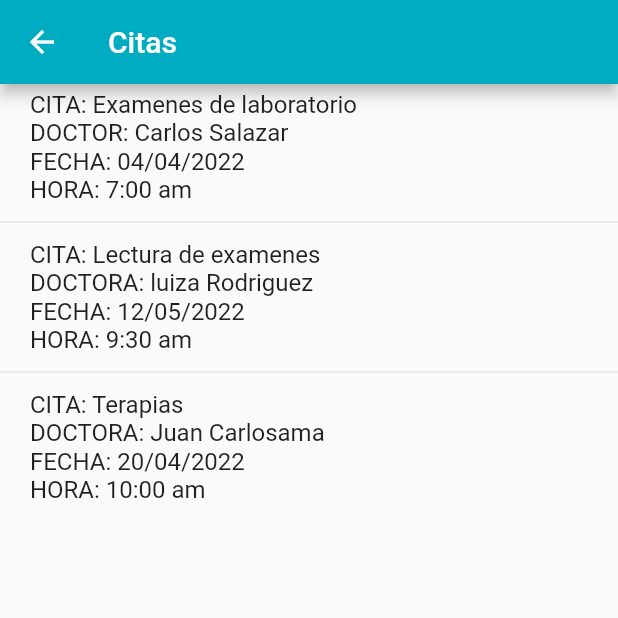
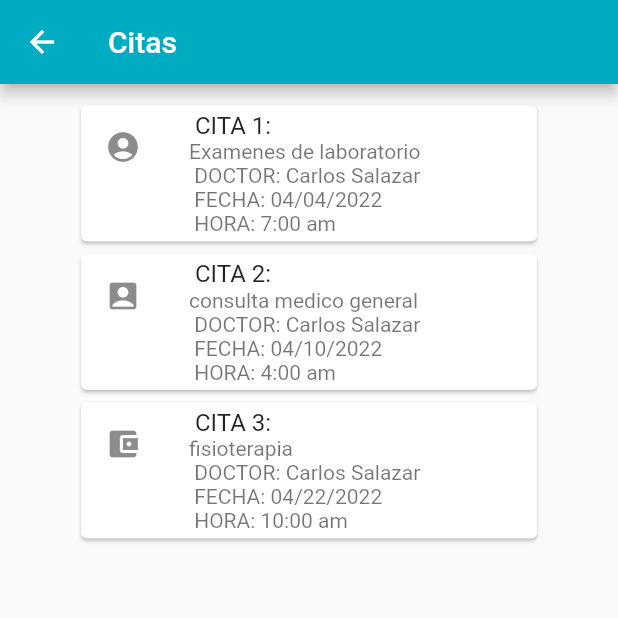
Before and after one commit to jimenainsuasty/proyecto_clinicaJimenaInsuasty, a Flutter app: the Principal screen opened directly, after a tap on "Citas Medicas", on a phone screen of 412 x 824 dp, the top half of it. Run offline on Flutter 3.47's test engine with Material 2 defaults, Android fonts, the phone set to English and light mode, and no system bars.

Commit message:
adicione card

```diff
--- /dev/null
+++ b/clinicajimenainsuasty/lib/citasmedicas/numcitas.dart
@@ -0,0 +1,61 @@
+import 'package:flutter/cupertino.dart';
+import 'package:flutter/material.dart';
+
+class Citasmedicas extends StatelessWidget {
+  const Citasmedicas({
+    Key key,
+  }) : super(key: key);
+
+  @override
+  Widget build(BuildContext context) {
+    return ListView(
+
+    padding: EdgeInsets.symmetric(horizontal: 50, vertical: 10),
+    children: [
+
+        Card(
+          child: Column(
+            children: [
+                  ListTile(
+                  leading: Icon(Icons.account_circle) ,
+                  title: Text(' CITA 1:  '),
+
+                  subtitle: Text("Examenes de laboratorio \n DOCTOR: Carlos Salazar \n FECHA: 04/04/2022 \n HORA: 7:00 am"),
+
+                  ),
+           ] ,
+          ),
+        ),
+
+
+         Card(
+           child: Column(
+             children: [
+                  ListTile(
+                  leading: Icon(Icons.account_box) ,
+                  title: Text(' CITA 2: '),
+
+                  subtitle: Text("consulta medico general\n DOCTOR: Carlos Salazar \n FECHA: 04/10/2022 \n HORA: 4:00 am "),
+
+                  ),
+              ] ,
+             ),
+           ),
+
+            Card(
+           child: Column(
+             children: [
+                  ListTile(
+                  leading: Icon(Icons.account_balance_wallet) ,
+                  title: Text(' CITA 3: '),
+
+                  subtitle: Text("fisioterapia \n DOCTOR: Carlos Salazar \n FECHA: 04/22/2022 \n HORA: 10:00 am "),
+
+                  ),
+              ] ,
+             ),
+           ),
+         ],
+     );
+  }
+}
--- a/clinicajimenainsuasty/lib/views/citas.dart
+++ b/clinicajimenainsuasty/lib/views/citas.dart
@@ -1,4 +1,6 @@
+import 'package:clinicajimenainsuasty/citasmedicas/numcitas.dart';
 import 'package:flutter/material.dart';
+
 
 void main() => runApp(Citas());
 
@@ -14,25 +16,9 @@ class CitasState extends State<Citas> {
       appBar: AppBar(
         title: Text('Citas'),backgroundColor: Colors.cyan[600]
       ),
-      body: ptratamientos(),
-    );
-  }
+      body: Citasmedicas(),
 
-  Widget ptratamientos() {
-    return ListView(
-      children: [
-        ListTile(
-          title: Text(' CITA: Examenes de laboratorio \n DOCTOR: Carlos Salazar \n FECHA: 04/04/2022 \n HORA: 7:00 am '),
-        ),
-        Divider(),
-        ListTile(
-          title: Text(' CITA: Lectura de examenes  \n DOCTORA: luiza Rodriguez  \n FECHA: 12/05/2022 \n HORA: 9:30 am '),
-        ),
-        Divider(),
-        ListTile(
-          title: Text(' CITA: Terapias \n DOCTORA: Juan Carlosama \n FECHA: 20/04/2022 \n HORA: 10:00 am  '),
-        ),
-      ],
-    );
+        );
+
   }
 }
--- a/clinicajimenainsuasty/lib/views/pagos.dart
+++ b/clinicajimenainsuasty/lib/views/pagos.dart
@@ -1,3 +1,5 @@
+import 'package:clinicajimenainsuasty/pagosextends/pagos2.dart';
+
 import 'package:flutter/material.dart';
 
 void main() => runApp(Pagos());
@@ -14,28 +16,9 @@ class _PagosState extends State<Pagos> {
       appBar: AppBar(
         title: Text('Pagos'),backgroundColor: Colors.cyan[600]
       ),
-      body: milista(),
+      body:Listapagos(),
     );
-  }
+    }
 
-  Widget milista() {
-    return ListView(
-      children: [
-        ListTile(
-          title: Text(
-              ' TRATAMIENTO1:  Examenes de laboratorio \n FECHA DE PAGO: 02/03/2022 \n VALOR A PAGAR: 20.000 pesos \n MEDIO DE PAGO: efectivo'),
-        ),
-        Divider(),
-        ListTile(
-          title: Text(
-              ' TRATAMIENTO2: Lectura de examenes \n FECHA DE PAGO: 09/03/2022 \n VALOR A PAGAR: 58.700 pesos \n MEDIO DE PAGO: efectivo'),
-        ),
-        Divider(),
-        ListTile(
-          title: Text(
-              'TRATAMIENTO3:  Terapias \n FECHA DE PAGO: 11/02/2022 \n VALOR A PAGAR: 15.000 pesos \n MEDIO DE PAGO: efectivo '),
-        ),
-      ],
-    );
-  }
+
 }
--- a/clinicajimenainsuasty/lib/views/principal.dart
+++ b/clinicajimenainsuasty/lib/views/principal.dart
@@ -1,5 +1,6 @@
 import 'package:clinicajimenainsuasty/views/citas.dart';
 import 'package:clinicajimenainsuasty/views/datos.dart';
+import 'package:clinicajimenainsuasty/views/imagen.dart';
 import 'package:clinicajimenainsuasty/views/pagos.dart';
 import 'package:clinicajimenainsuasty/views/tratamiento.dart';
 
@@ -60,6 +61,17 @@ class PrincipalState extends State<Principal> {
               Navigator.push(
                   context, MaterialPageRoute(builder: (context) => Pagos()));
             }),
+
+            ListTile(
+            title: Text('Imagen'),
+            trailing: Icon(Icons.arrow_forward),
+            leading: Icon(Icons.monetization_on),
+            onTap: () {
+              Navigator.push(
+                  context, MaterialPageRoute(builder: (context) => Imagen()));
+            }),
+            Divider(),
+            Divider(),
       ],
     );
   }
```
Also changed, not shown: clinicajimenainsuasty/lib/pagosextends/pagos2.dart (added, +62 -0 lines), clinicajimenainsuasty/lib/views/imagen.dart (added, +28 -0 lines).
